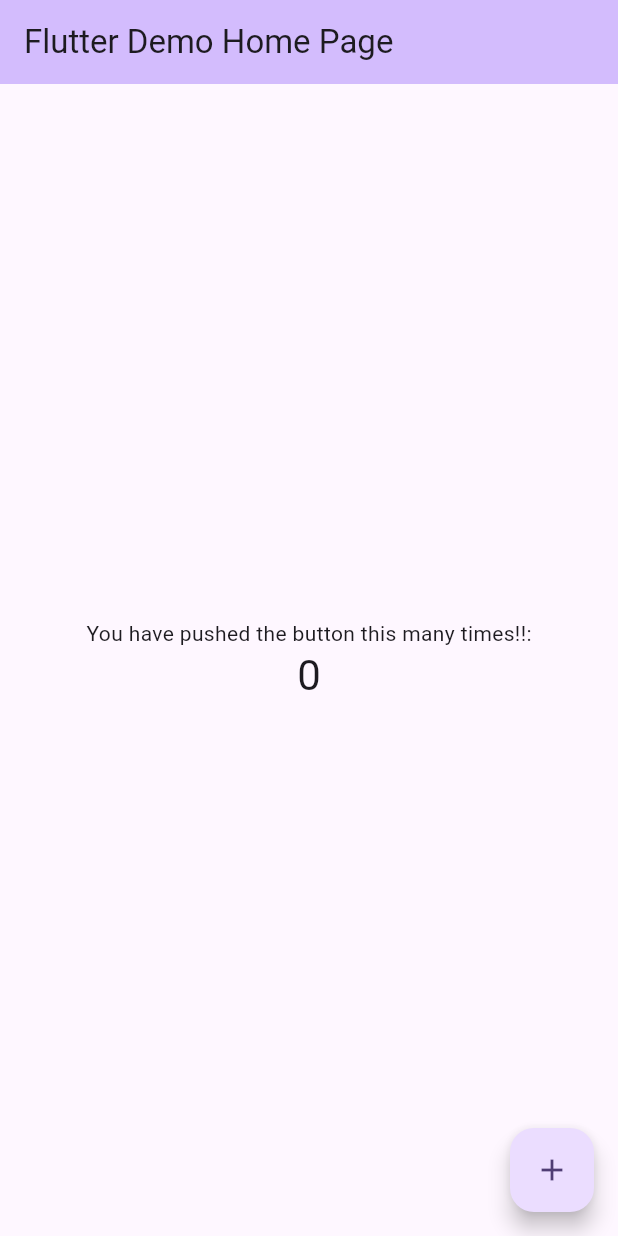
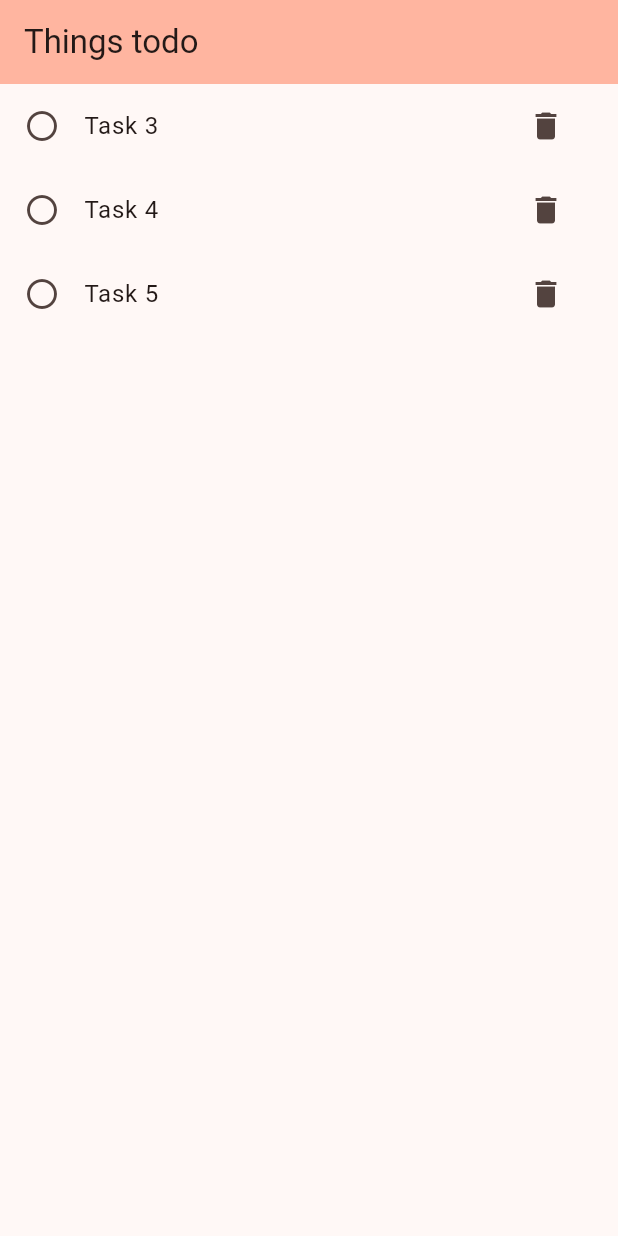
Before and after one commit to ViktorErik/Grupp-18-Lab1, a Flutter app: the screen it shows after launch, on a phone screen of 412 x 824 dp. Run offline on Flutter 3.47's test engine with Material 3 defaults, Android fonts, the phone set to English and light mode, and no system bars.

Commit message:
andra commit!!

```diff
--- /dev/null
+++ b/devtools_options.yaml
@@ -0,0 +1,3 @@
+description: This file stores settings for Dart & Flutter DevTools.
+documentation: https://docs.flutter.dev/tools/devtools/extensions#configure-extension-enablement-states
+extensions:
--- a/lib/main.dart
+++ b/lib/main.dart
@@ -1,122 +1,31 @@
 import 'package:flutter/material.dart';
+import 'package:lab1/pages/main_view.dart';
+import "model/task_handler.dart";
+import 'package:provider/provider.dart';
 
 void main() {
-  runApp(const MyApp());
+   runApp(ChangeNotifierProvider(
+      create: (context) => TaskHandler(),
+      child: const MyApp(),
+   ));
 }
 
 class MyApp extends StatelessWidget {
   const MyApp({super.key});
 
-  // This widget is the root of your application.
+  // This widget is the root of the app.
   @override
   Widget build(BuildContext context) {
+    // Use a MaterialApp as the skeleton
+    // for the app.
     return MaterialApp(
-      title: 'Flutter Demo',
       theme: ThemeData(
         // This is the theme of your application.
-        //
-        // TRY THIS: Try running your application with "flutter run". You'll see
-        // the application has a purple toolbar. Then, without quitting the app,
-        // try changing the seedColor in the colorScheme below to Colors.green
-        // and then invoke "hot reload" (save your changes or press the "hot
-        // reload" button in a Flutter-supported IDE, or press "r" if you used
-        // the command line to start the app).
-        //
-        // Notice that the counter didn't reset back to zero; the application
-        // state is not lost during the reload. To reset the state, use hot
-        // restart instead.
-        //
-        // This works for code too, not just values: Most code changes can be
-        // tested with just a hot reload.
-        colorScheme: ColorScheme.fromSeed(seedColor: Colors.deepPurple),
+        colorScheme: ColorScheme.fromSeed(seedColor: Colors.deepOrange),
+        useMaterial3: true,
       ),
-      home: const MyHomePage(title: 'Flutter Demo Home Page'),
+      // The starting page of the app
+      home: const MainView(),
     );
   }
 }
-
-class MyHomePage extends StatefulWidget {
-  const MyHomePage({super.key, required this.title});
-
-  // This widget is the home page of your application. It is stateful, meaning
-  // that it has a State object (defined below) that contains fields that affect
-  // how it looks.
-
-  // This class is the configuration for the state. It holds the values (in this
-  // case the title) provided by the parent (in this case the App widget) and
-  // used by the build method of the State. Fields in a Widget subclass are
-  // always marked "final".
-
-  final String title;
-
-  @override
-  State<MyHomePage> createState() => _MyHomePageState();
-}
-
-class _MyHomePageState extends State<MyHomePage> {
-  int _counter = 0;
-
-  void _incrementCounter() {
-    setState(() {
-      // This call to setState tells the Flutter framework that something has
-      // changed in this State, which causes it to rerun the build method below
-      // so that the display can reflect the updated values. If we changed
-      // _counter without calling setState(), then the build method would not be
-      // called again, and so nothing would appear to happen.
-      _counter++;
-    });
-  }
-
-  @override
-  Widget build(BuildContext context) {
-    // This method is rerun every time setState is called, for instance as done
-    // by the _incrementCounter method above.
-    //
-    // The Flutter framework has been optimized to make rerunning build methods
-    // fast, so that you can just rebuild anything that needs updating rather
-    // than having to individually change instances of widgets.
-    return Scaffold(
-      appBar: AppBar(
-        // TRY THIS: Try changing the color here to a specific color (to
-        // Colors.amber, perhaps?) and trigger a hot reload to see the AppBar
-        // change color while the other colors stay the same.
-        backgroundColor: Theme.of(context).colorScheme.inversePrimary,
-        // Here we take the value from the MyHomePage object that was created by
-        // the App.build method, and use it to set our appbar title.
-        title: Text(widget.title),
-      ),
-      body: Center(
-        // Center is a layout widget. It takes a single child and positions it
-        // in the middle of the parent.
-        child: Column(
-          // Column is also a layout widget. It takes a list of children and
-          // arranges them vertically. By default, it sizes itself to fit its
-          // children horizontally, and tries to be as tall as its parent.
-          //
-          // Column has various properties to control how it sizes itself and
-          // how it positions its children. Here we use mainAxisAlignment to
-          // center the children vertically; the main axis here is the vertical
-          // axis because Columns are vertical (the cross axis would be
-          // horizontal).
-          //
-          // TRY THIS: Invoke "debug painting" (choose the "Toggle Debug Paint"
-          // action in the IDE, or press "p" in the console), to see the
-          // wireframe for each widget.
-          mainAxisAlignment: MainAxisAlignment.center,
-          children: <Widget>[
-            const Text('You have pushed the button this many times!!:'),
-            Text(
-              '$_counter',
-              style: Theme.of(context).textTheme.headlineMedium,
-            ),
-          ],
-        ),
-      ),
-      floatingActionButton: FloatingActionButton(
-        onPressed: _incrementCounter,
-        tooltip: 'Increment',
-        child: const Icon(Icons.add),
-      ), // This trailing comma makes auto-formatting nicer for build methods.
-    );
-  }
-}
--- /dev/null
+++ b/lib/model/task.dart
@@ -0,0 +1,41 @@
+class Task {
+  final String id;
+  final String title;
+  bool completed;
+
+  // Constructor, where completed defaults to false
+  Task({required this.id, required this.title, this.completed = false});
+
+  // Special constructor to create a task from title only
+  // Uses current date and time as id.
+  Task.fromTitle(String title)
+      : this(id: DateTime.now().toString(), title: title);
+
+  // Convert a Task instance to a Map.
+  // The map is a json representation of
+  // the task object.
+  Map<String, dynamic> toJson() => {
+        _idKey: id,
+        _titleKey: title,
+        _completedKey: completed,
+      };
+
+  // Convert a Map to a Task instance
+  factory Task.fromJson(Map<String, dynamic> json) => Task(
+        id: json[_idKey] as String,
+        title: json[_titleKey] as String,
+        completed: json[_completedKey] as bool,
+      );
+
+  // Toggle the status of the task
+  void toggleCompleted() {
+    completed = !completed;
+  }
+
+  // These constant strings are used to avoid having a lot
+  // of strings spread through the code.
+  // The '_' in the beginning of the name make them private
+  static const _idKey = 'id';
+  static const _titleKey = 'title';
+  static const _completedKey = 'completed';
+}
--- /dev/null
+++ b/lib/model/task_handler.dart
@@ -0,0 +1,121 @@
+import 'dart:io';
+import 'dart:convert';
+import 'package:flutter/material.dart';
+import 'package:lab1/model/task.dart';
+import 'package:lab1/model/types.dart';
+import 'package:path_provider/path_provider.dart';
+
+class TaskHandler extends ChangeNotifier {
+  TaskHandler() {
+    _readTasks();
+  }
+
+  final List<Task> _tasks = [];
+
+  FilterType _mode = FilterType.all;
+
+  FilterType get mode => _mode;
+
+  void setMode(FilterType mode) {
+    _mode = mode;
+    notifyListeners();
+  }
+
+  List<Task> get activeTasks {
+    switch (_mode) {
+      case FilterType.all:
+        return allTasks;
+      case FilterType.done:
+        return completedTasks;
+      case FilterType.undone:
+        return openTasks;
+    }
+  }
+
+  List<Task> get allTasks => _tasks;
+
+  List<Task> get completedTasks {
+    List<Task> completed = [];
+
+    for (final task in _tasks) {
+      if (task.completed) {
+        completed.add(task);
+      }
+    }
+    return completed;
+  }
+
+  List<Task> get openTasks {
+    List<Task> open = [];
+
+    for (final task in _tasks) {
+      if (!task.completed) {
+        open.add(task);
+      }
+    }
+    return open;
+  }
+
+  var _taskNbr = 0;
+
+  List<Task> testTasks() {
+    if (_tasks.length <= 6) {
+      for (int i = 0; i < 3; i++) {
+        _tasks.add(Task.fromTitle('Task $_taskNbr'));
+        _taskNbr++;
+      }
+    }
+    return _tasks;
+  }
+
+  void addTask(String title) {
+    final newTask = Task.fromTitle(title);
+    _tasks.add(newTask);
+    notifyListeners();
+    writeTasks();
+  }
+
+  void deleteTask(Task task) {
+    _tasks.remove(task);
+    notifyListeners();
+    writeTasks();
+  }
+
+  void toggleTask(Task task) {
+    task.toggleCompleted();
+    notifyListeners();
+    writeTasks();
+  }
+
+  Future<String> get _localPath async {
+    final directory = await getApplicationDocumentsDirectory();
+    return directory.path;
+  }
+
+  Future<File> get _localFile async {
+    final path = await _localPath;
+    return File('$path/tasks.json');
+  }
+
+  void _readTasks() async {
+    try {
+      final file = await _localFile;
+      // Read the file
+      String contents = await file.readAsString();
+      List<dynamic> jsonData = jsonDecode(contents);
+      _tasks.addAll(jsonData.map((item) => Task.fromJson(item)).toList());
+      notifyListeners();
+    } catch (e) {
+      // If encountering an error, return an empty list
+      _tasks.clear();
+      notifyListeners();
+    }
+  }
+
+  Future<File> writeTasks() async {
+    final file = await _localFile;
+    // Convert tasks to json and write to file
+    String json = jsonEncode(_tasks.map((task) => task.toJson()).toList());
+    return file.writeAsString(json);
+  }
+}
--- /dev/null
+++ b/lib/model/types.dart
@@ -0,0 +1 @@
+enum FilterType { all, done, undone }
--- /dev/null
+++ b/lib/pages/main_view.dart
@@ -0,0 +1,28 @@
+import 'package:flutter/material.dart';
+import "../widgets/task_list.dart";
+
+class MainView extends StatelessWidget {
+  const MainView({super.key});
+
+  @override
+  Widget build(BuildContext context) {
+    return Scaffold(
+      appBar: AppBar(
+        title: const Text("Things todo"),
+        backgroundColor: Theme.of(context).colorScheme.inversePrimary,
+      ),
+      /*
+      body: Center(
+        child: Column(
+          mainAxisAlignment: MainAxisAlignment.center,
+          children: [
+            Text('DAT216/TIG091'),
+            Text('Lab1 Todos'),
+          ],
+        ),
+      ),
+      */
+      body: TaskList()
+    );
+  }
+}
--- /dev/null
+++ b/lib/widgets/status_icon.dart
@@ -0,0 +1,15 @@
+import 'package:flutter/material.dart';
+import 'package:lab1/model/task.dart';
+
+class StatusIcon extends StatelessWidget {
+  const StatusIcon(this.task, {super.key});
+  final Task task;
+
+  @override
+  Widget build(BuildContext context) {
+    final bool completed = task.completed;
+
+    return Icon(completed ? Icons.check_circle : Icons.radio_button_unchecked,
+        color: completed ? Colors.green : null);
+  }
+}
--- /dev/null
+++ b/lib/widgets/task_list.dart
@@ -0,0 +1,31 @@
+import 'package:flutter/material.dart';
+import 'package:lab1/widgets/status_icon.dart';
+import 'package:provider/provider.dart';
+import "../model/task_handler.dart";
+
+class TaskList extends StatelessWidget{
+  const TaskList({super.key});
+
+  @override
+  Widget build(BuildContext context) {
+    var taskHandler = context.watch<TaskHandler>();
+    var tasks = taskHandler.testTasks();
+
+    return ListView(children: [
+      for (final task in tasks)
+        ListTile(
+          leading: StatusIcon(task),
+          title: Text(task.title),
+          onTap: (){
+            taskHandler.toggleTask(task);
+          },
+          trailing: IconButton(
+            icon: Icon(Icons.delete),
+            onPressed: () {
+              taskHandler.deleteTask(task);
+            }),
+        )
+          // ListTile(title: Text(task.title)),
+    ]);
+  }
+}
--- a/pubspec.yaml
+++ b/pubspec.yaml
@@ -19,7 +19,7 @@ publish_to: 'none' # Remove this line if you wish to publish to pub.dev
 version: 1.0.0+1
 
 environment:
-  sdk: ^3.7.2
+  sdk: ^3.6.1
 
 # Dependencies specify other packages that your package needs in order to work.
 # To automatically upgrade your package dependencies to the latest versions
@@ -30,6 +30,8 @@ environment:
 dependencies:
   flutter:
     sdk: flutter
+  path_provider: ^2.1.5
+  provider: ^6.1.2
 
   # The following adds the Cupertino Icons font to your application.
   # Use with the CupertinoIcons class for iOS style icons.
```
Also changed, not shown: pubspec.lock, 2 other files.
